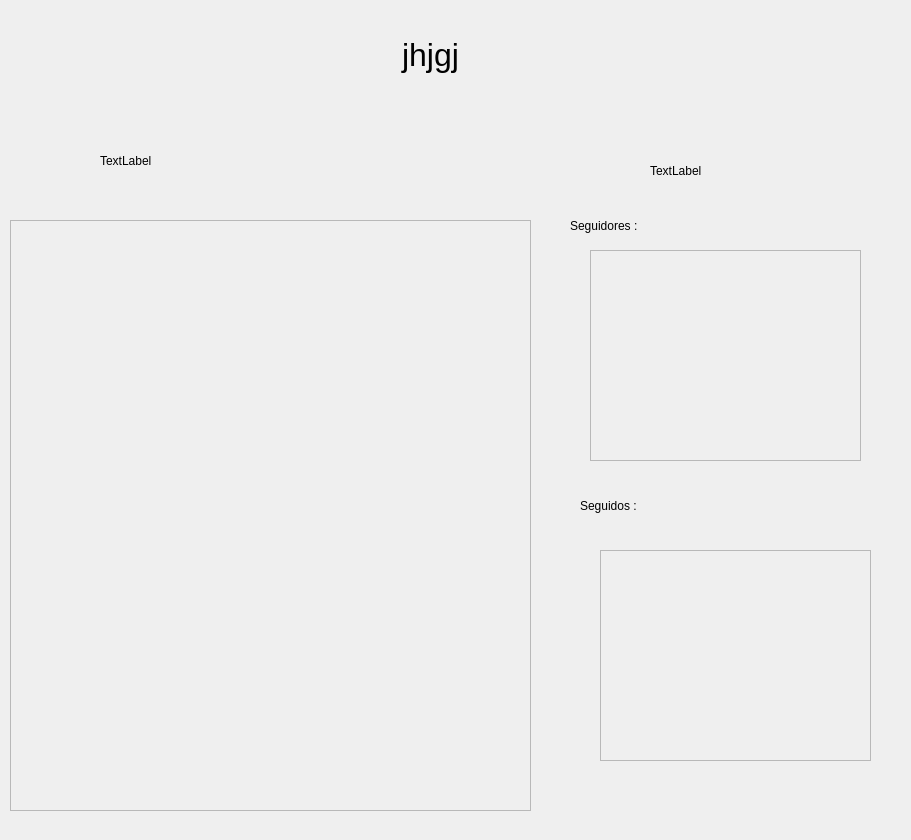
symphony701/SX31_201924261_20191d998, file TrabajoFinal/formperfil.ui: the form before one commit.
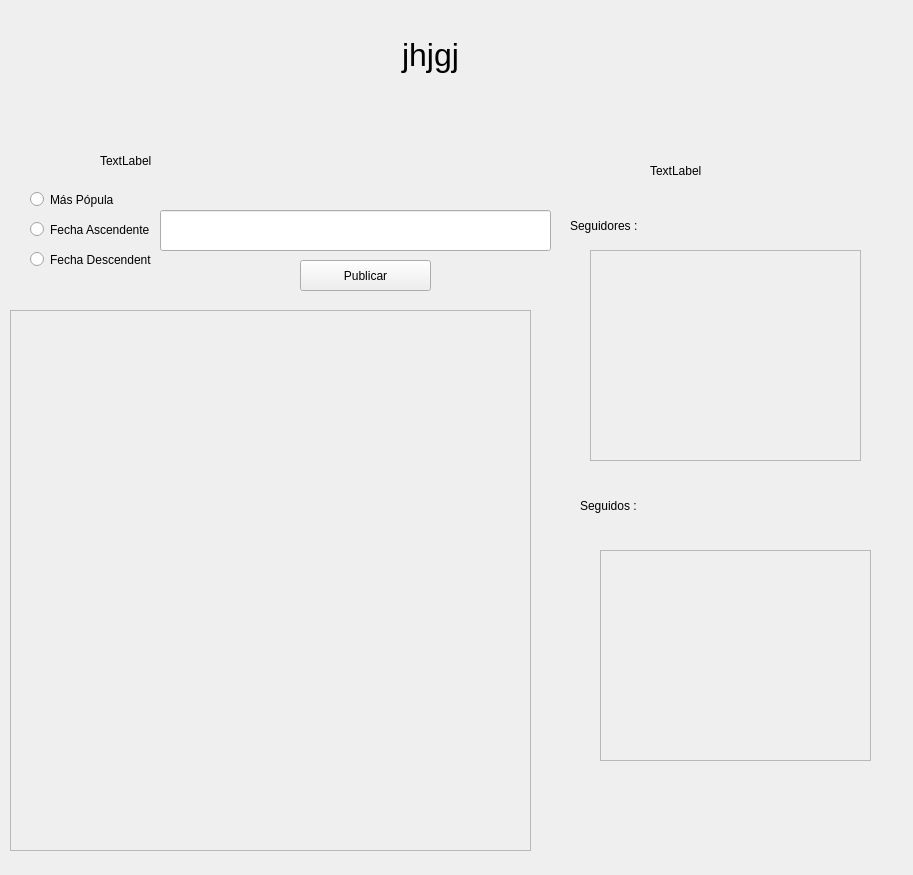
The form after the commit.

The edit to the form file:
```diff
--- a/TrabajoFinal/formperfil.ui
+++ b/TrabajoFinal/formperfil.ui
@@ -6,8 +6,8 @@
    <rect>
     <x>0</x>
     <y>0</y>
-    <width>911</width>
-    <height>840</height>
+    <width>913</width>
+    <height>875</height>
    </rect>
   </property>
   <property name="windowTitle">
@@ -59,9 +59,9 @@
    <property name="geometry">
     <rect>
      <x>10</x>
-     <y>220</y>
+     <y>310</y>
      <width>521</width>
-     <height>591</height>
+     <height>541</height>
     </rect>
    </property>
    <property name="widgetResizable">
@@ -73,7 +73,7 @@
       <x>0</x>
       <y>0</y>
       <width>519</width>
-      <height>589</height>
+      <height>539</height>
      </rect>
     </property>
    </widget>
@@ -150,6 +150,71 @@
     </property>
    </widget>
   </widget>
+  <widget class="QRadioButton" name="radioButton">
+   <property name="geometry">
+    <rect>
+     <x>30</x>
+     <y>190</y>
+     <width>84</width>
+     <height>19</height>
+    </rect>
+   </property>
+   <property name="text">
+    <string>Más Pópular</string>
+   </property>
+  </widget>
+  <widget class="QRadioButton" name="radioButton_2">
+   <property name="geometry">
+    <rect>
+     <x>30</x>
+     <y>220</y>
+     <width>121</width>
+     <height>19</height>
+    </rect>
+   </property>
+   <property name="text">
+    <string>Fecha Ascendente</string>
+   </property>
+  </widget>
+  <widget class="QRadioButton" name="radioButton_3">
+   <property name="geometry">
+    <rect>
+     <x>30</x>
+     <y>250</y>
+     <width>121</width>
+     <height>19</height>
+    </rect>
+   </property>
+   <property name="text">
+    <string>Fecha Descendente</string>
+   </property>
+  </widget>
+  <widget class="QLineEdit" name="lineEdit">
+   <property name="geometry">
+    <rect>
+     <x>160</x>
+     <y>210</y>
+     <width>391</width>
+     <height>41</height>
+    </rect>
+   </property>
+   <property name="alignment">
+    <set>Qt::AlignCenter</set>
+   </property>
+  </widget>
+  <widget class="QPushButton" name="pushButton">
+   <property name="geometry">
+    <rect>
+     <x>300</x>
+     <y>260</y>
+     <width>131</width>
+     <height>31</height>
+    </rect>
+   </property>
+   <property name="text">
+    <string>Publicar</string>
+   </property>
+  </widget>
  </widget>
  <resources/>
  <connections/>
```
